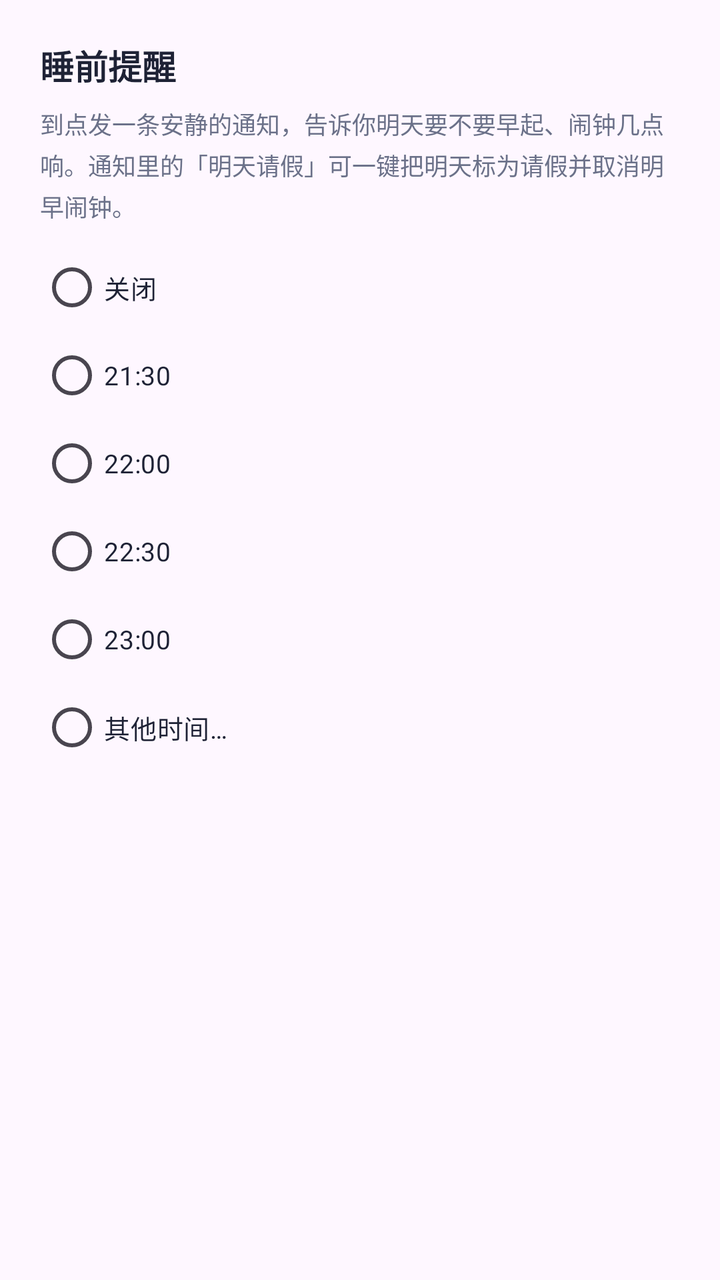
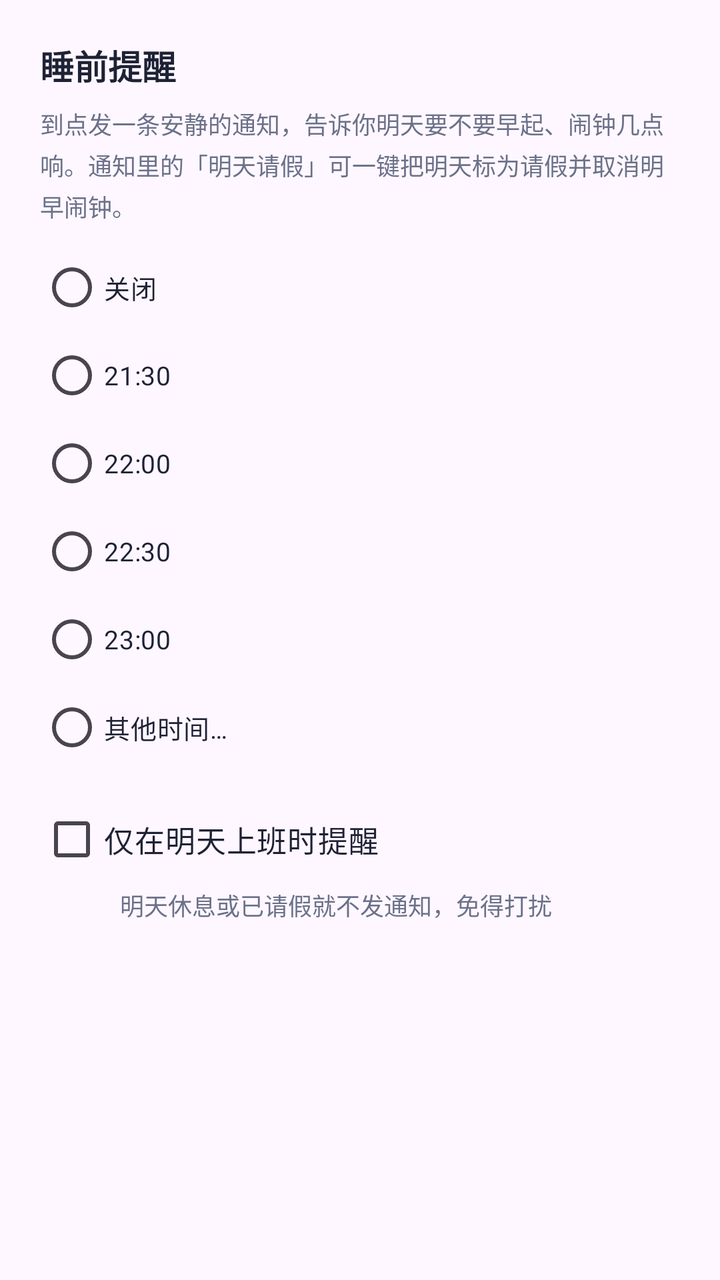

The first picture is an Android layout as it rendered before a commit; the second is the same layout after the commit. The layout source and the unified diff follow.
<!-- AndroidManifest.xml: application theme Theme.DaxiaoWeekAlarm -->
<!-- res/layout/dialog_bedtime.xml -->
<?xml version="1.0" encoding="utf-8"?>
<LinearLayout xmlns:android="http://schemas.android.com/apk/res/android"
    android:layout_width="match_parent"
    android:layout_height="wrap_content"
    android:orientation="vertical"
    android:padding="20dp">

    <TextView
        android:layout_width="wrap_content"
        android:layout_height="wrap_content"
        android:text="睡前提醒"
        android:textColor="@color/ink"
        android:textSize="17sp"
        android:textStyle="bold" />

    <TextView
        android:layout_width="match_parent"
        android:layout_height="wrap_content"
        android:layout_marginTop="8dp"
        android:lineSpacingMultiplier="1.2"
        android:text="到点发一条安静的通知，告诉你明天要不要早起、闹钟几点响。通知里的「明天请假」可一键把明天标为请假并取消明早闹钟。"
        android:textColor="@color/sub"
        android:textSize="12sp" />

    <RadioGroup
        android:id="@+id/rg_bedtime"
        android:layout_width="match_parent"
        android:layout_height="wrap_content"
        android:layout_marginTop="10dp"
        android:orientation="vertical">

        <RadioButton
            android:id="@+id/rb_bed_off"
            style="@style/WeekRadio"
            android:layout_width="match_parent"
            android:layout_height="wrap_content"
            android:minHeight="44dp"
            android:text="关闭" />

        <RadioButton
            android:id="@+id/rb_bed_2130"
            style="@style/WeekRadio"
            android:layout_width="match_parent"
            android:layout_height="wrap_content"
            android:minHeight="44dp"
            android:text="21:30" />

        <RadioButton
            android:id="@+id/rb_bed_2200"
            style="@style/WeekRadio"
            android:layout_width="match_parent"
            android:layout_height="wrap_content"
            android:minHeight="44dp"
            android:text="22:00" />

        <RadioButton
            android:id="@+id/rb_bed_2230"
            style="@style/WeekRadio"
            android:layout_width="match_parent"
            android:layout_height="wrap_content"
            android:minHeight="44dp"
            android:text="22:30" />

        <RadioButton
            android:id="@+id/rb_bed_2300"
            style="@style/WeekRadio"
            android:layout_width="match_parent"
            android:layout_height="wrap_content"
            android:minHeight="44dp"
            android:text="23:00" />

        <RadioButton
            android:id="@+id/rb_bed_custom"
            style="@style/WeekRadio"
            android:layout_width="match_parent"
            android:layout_height="wrap_content"
            android:minHeight="44dp"
            android:text="其他时间…" />
    </RadioGroup>
</LinearLayout>
<!-- resources referenced by this layout -->
<resources>
  <color name="ink">#1E2235</color>
  <color name="sub">#6B7189</color>
  <style name="WeekRadio">
          <item name="android:textSize">13sp</item>
          <item name="android:textColor">@color/ink</item>
          <item name="android:buttonTint">@color/indigo</item>
      </style>
  <style name="Theme.DaxiaoWeekAlarm" parent="Theme.Material3.DayNight.NoActionBar">
          <item name="colorPrimary">@color/indigo</item>
          <item name="colorPrimaryVariant">@color/indigo_dark</item>
          <item name="colorOnPrimary">@color/white</item>
          <item name="android:statusBarColor">@color/bg</item>
          <item name="android:windowLightStatusBar">true</item>
      </style>
  <color name="indigo">#4F46E5</color>
  <color name="indigo_dark">#4338CA</color>
  <color name="white">#FFFFFFFF</color>
  <color name="bg">#F4F5FB</color>
</resources>

<!-- the commit's change to res/layout/dialog_bedtime.xml (unified diff, before → after) -->
@@ -8,7 +8,7 @@
     <TextView
         android:layout_width="wrap_content"
         android:layout_height="wrap_content"
-        android:text="睡前提醒"
+        android:text="@string/dialog_bedtime_title"
         android:textColor="@color/ink"
         android:textSize="17sp"
         android:textStyle="bold" />
@@ -18,7 +18,7 @@
         android:layout_height="wrap_content"
         android:layout_marginTop="8dp"
         android:lineSpacingMultiplier="1.2"
-        android:text="到点发一条安静的通知，告诉你明天要不要早起、闹钟几点响。通知里的「明天请假」可一键把明天标为请假并取消明早闹钟。"
+        android:text="@string/dialog_bedtime_message"
         android:textColor="@color/sub"
         android:textSize="12sp" />
 
@@ -35,7 +35,7 @@
             android:layout_width="match_parent"
             android:layout_height="wrap_content"
             android:minHeight="44dp"
-            android:text="关闭" />
+            android:text="@string/dialog_bedtime_off" />
 
         <RadioButton
             android:id="@+id/rb_bed_2130"
@@ -43,7 +43,7 @@
             android:layout_width="match_parent"
             android:layout_height="wrap_content"
             android:minHeight="44dp"
-            android:text="21:30" />
+            android:text="@string/dialog_bedtime_2130" />
 
         <RadioButton
             android:id="@+id/rb_bed_2200"
@@ -51,7 +51,7 @@
             android:layout_width="match_parent"
             android:layout_height="wrap_content"
             android:minHeight="44dp"
-            android:text="22:00" />
+            android:text="@string/dialog_bedtime_2200" />
 
         <RadioButton
             android:id="@+id/rb_bed_2230"
@@ -59,7 +59,7 @@
             android:layout_width="match_parent"
             android:layout_height="wrap_content"
             android:minHeight="44dp"
-            android:text="22:30" />
+            android:text="@string/dialog_bedtime_2230" />
 
         <RadioButton
             android:id="@+id/rb_bed_2300"
@@ -67,7 +67,7 @@
             android:layout_width="match_parent"
             android:layout_height="wrap_content"
             android:minHeight="44dp"
-            android:text="23:00" />
+            android:text="@string/dialog_bedtime_2300" />
 
         <RadioButton
             android:id="@+id/rb_bed_custom"
@@ -75,6 +75,26 @@
             android:layout_width="match_parent"
             android:layout_height="wrap_content"
             android:minHeight="44dp"
-            android:text="其他时间…" />
+            android:text="@string/dialog_bedtime_custom" />
     </RadioGroup>
+
+    
+    <CheckBox
+        android:id="@+id/cb_bedtime_workday"
+        android:layout_width="match_parent"
+        android:layout_height="wrap_content"
+        android:layout_marginTop="12dp"
+        android:minHeight="44dp"
+        android:text="@string/dialog_bedtime_workday_only"
+        android:textColor="@color/ink"
+        android:textSize="15sp" />
+
+    <TextView
+        android:layout_width="match_parent"
+        android:layout_height="wrap_content"
+        android:layout_marginStart="40dp"
+        android:layout_marginTop="2dp"
+        android:text="@string/dialog_bedtime_workday_hint"
+        android:textColor="@color/sub"
+        android:textSize="12sp" />
 </LinearLayout>
<!-- resource entries referenced after the edit -->
@@ -2,6 +2,16 @@
 <resources>
   <color name="ink">#1E2235</color>
   <color name="sub">#6B7189</color>
+  <string name="dialog_bedtime_2130">21:30</string>
+  <string name="dialog_bedtime_2200">22:00</string>
+  <string name="dialog_bedtime_2230">22:30</string>
+  <string name="dialog_bedtime_2300">23:00</string>
+  <string name="dialog_bedtime_custom">其他时间…</string>
+  <string name="dialog_bedtime_message">到点发一条安静的通知，告诉你明天要不要早起、闹钟几点响。通知里的「明天请假」可一键把明天标为请假并取消明早闹钟。</string>
+  <string name="dialog_bedtime_off">关闭</string>
+  <string name="dialog_bedtime_title">睡前提醒</string>
+  <string name="dialog_bedtime_workday_hint">明天休息或已请假就不发通知，免得打扰</string>
+  <string name="dialog_bedtime_workday_only">仅在明天上班时提醒</string>
   <style name="WeekRadio">
           <item name="android:textSize">13sp</item>
           <item name="android:textColor">@color/ink</item>
